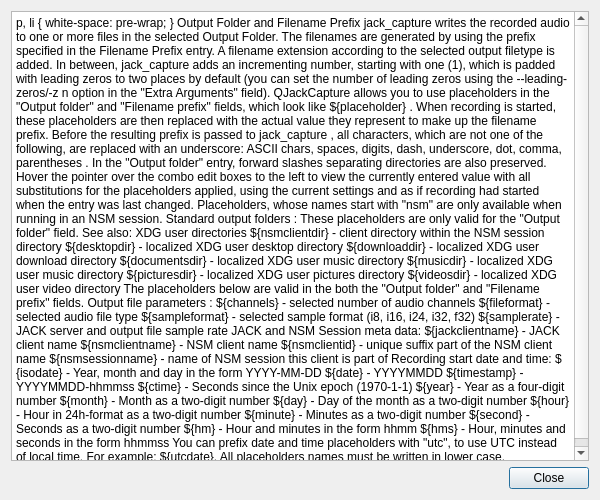
SpotlightKid/qjackcapture, file resources/ui/outputhelpwin.ui: the form before one commit.
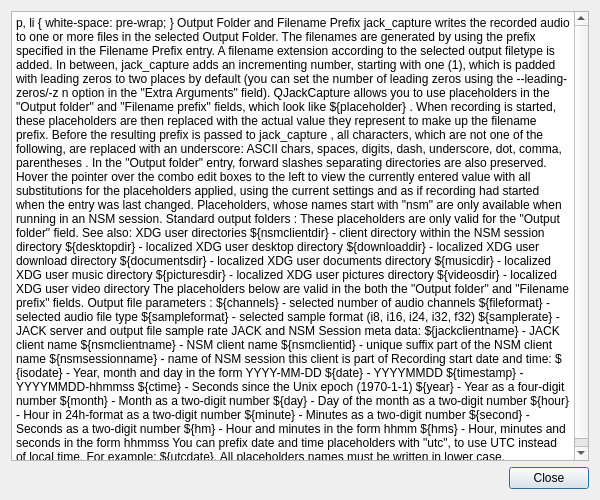
The form after the commit.

Commit message: fix typo in help text music -> documents directory

```diff
--- a/resources/ui/outputhelpwin.ui
+++ b/resources/ui/outputhelpwin.ui
@@ -34,7 +34,7 @@
 &lt;p style=&quot; margin-top:12px; margin-bottom:12px; margin-left:0px; margin-right:0px; -qt-block-indent:0; text-indent:0px;&quot;&gt;&lt;span style=&quot; font-size:12pt;&quot;&gt;Placeholders, whose names start with &lt;/span&gt;&lt;span style=&quot; font-size:12pt; font-style:italic;&quot;&gt;&amp;quot;nsm&amp;quot;&lt;/span&gt;&lt;span style=&quot; font-size:12pt;&quot;&gt; are only available when running in an NSM session. &lt;/span&gt;&lt;/p&gt;
 &lt;p style=&quot; margin-top:12px; margin-bottom:12px; margin-left:0px; margin-right:0px; -qt-block-indent:0; text-indent:0px;&quot;&gt;&lt;span style=&quot; font-size:12pt; font-weight:600;&quot;&gt;Standard output folders&lt;/span&gt;&lt;span style=&quot; font-size:12pt;&quot;&gt;: &lt;/span&gt;&lt;/p&gt;
 &lt;p style=&quot; margin-top:12px; margin-bottom:12px; margin-left:0px; margin-right:0px; -qt-block-indent:0; text-indent:0px;&quot;&gt;&lt;span style=&quot; font-size:12pt;&quot;&gt;These placeholders are only valid for the &amp;quot;Output folder&amp;quot; field. See also: &lt;/span&gt;&lt;a href=&quot;https://www.freedesktop.org/wiki/Software/xdg-user-dirs/&quot;&gt;&lt;span style=&quot; font-size:12pt; text-decoration: underline; color:#0000ff;&quot;&gt;XDG user directories&lt;/span&gt;&lt;/a&gt;&lt;/p&gt;
-&lt;p style=&quot; margin-top:12px; margin-bottom:12px; margin-left:0px; margin-right:0px; -qt-block-indent:0; text-indent:0px;&quot;&gt;&lt;span style=&quot; font-family:'monospace'; font-size:12pt;&quot;&gt;${nsmclientdir}&lt;/span&gt;&lt;span style=&quot; font-size:12pt;&quot;&gt; - client directory within the NSM session directory&lt;br /&gt;&lt;/span&gt;&lt;span style=&quot; font-family:'monospace'; font-size:12pt;&quot;&gt;${desktopdir}&lt;/span&gt;&lt;span style=&quot; font-size:12pt;&quot;&gt; - localized XDG user desktop directory&lt;br /&gt;&lt;/span&gt;&lt;span style=&quot; font-family:'monospace'; font-size:12pt;&quot;&gt;${downloaddir}&lt;/span&gt;&lt;span style=&quot; font-size:12pt;&quot;&gt; - localized XDG user download directory&lt;br /&gt;&lt;/span&gt;&lt;span style=&quot; font-family:'monospace'; font-size:12pt;&quot;&gt;${documentsdir}&lt;/span&gt;&lt;span style=&quot; font-size:12pt;&quot;&gt; - localized XDG user music directory&lt;br /&gt;&lt;/span&gt;&lt;span style=&quot; font-family:'monospace'; font-size:12pt;&quot;&gt;${musicdir}&lt;/span&gt;&lt;span style=&quot; font-size:12pt;&quot;&gt; - localized XDG user music directory&lt;br /&gt;&lt;/span&gt;&lt;span style=&quot; font-family:'monospace'; font-size:12pt;&quot;&gt;${picturesdir}&lt;/span&gt;&lt;span style=&quot; font-size:12pt;&quot;&gt; - localized XDG user pictures directory&lt;br /&gt;&lt;/span&gt;&lt;span style=&quot; font-family:'monospace'; font-size:12pt;&quot;&gt;${videosdir}&lt;/span&gt;&lt;span style=&quot; font-size:12pt;&quot;&gt; - localized XDG user video directory&lt;/span&gt;&lt;/p&gt;
+&lt;p style=&quot; margin-top:12px; margin-bottom:12px; margin-left:0px; margin-right:0px; -qt-block-indent:0; text-indent:0px;&quot;&gt;&lt;span style=&quot; font-family:'monospace'; font-size:12pt;&quot;&gt;${nsmclientdir}&lt;/span&gt;&lt;span style=&quot; font-size:12pt;&quot;&gt; - client directory within the NSM session directory&lt;br /&gt;&lt;/span&gt;&lt;span style=&quot; font-family:'monospace'; font-size:12pt;&quot;&gt;${desktopdir}&lt;/span&gt;&lt;span style=&quot; font-size:12pt;&quot;&gt; - localized XDG user desktop directory&lt;br /&gt;&lt;/span&gt;&lt;span style=&quot; font-family:'monospace'; font-size:12pt;&quot;&gt;${downloaddir}&lt;/span&gt;&lt;span style=&quot; font-size:12pt;&quot;&gt; - localized XDG user download directory&lt;br /&gt;&lt;/span&gt;&lt;span style=&quot; font-family:'monospace'; font-size:12pt;&quot;&gt;${documentsdir}&lt;/span&gt;&lt;span style=&quot; font-size:12pt;&quot;&gt; - localized XDG user documents directory&lt;br /&gt;&lt;/span&gt;&lt;span style=&quot; font-family:'monospace'; font-size:12pt;&quot;&gt;${musicdir}&lt;/span&gt;&lt;span style=&quot; font-size:12pt;&quot;&gt; - localized XDG user music directory&lt;br /&gt;&lt;/span&gt;&lt;span style=&quot; font-family:'monospace'; font-size:12pt;&quot;&gt;${picturesdir}&lt;/span&gt;&lt;span style=&quot; font-size:12pt;&quot;&gt; - localized XDG user pictures directory&lt;br /&gt;&lt;/span&gt;&lt;span style=&quot; font-family:'monospace'; font-size:12pt;&quot;&gt;${videosdir}&lt;/span&gt;&lt;span style=&quot; font-size:12pt;&quot;&gt; - localized XDG user video directory&lt;/span&gt;&lt;/p&gt;
 &lt;p style=&quot; margin-top:12px; margin-bottom:12px; margin-left:0px; margin-right:0px; -qt-block-indent:0; text-indent:0px;&quot;&gt;&lt;span style=&quot; font-size:12pt;&quot;&gt;The placeholders below are valid in the both the &amp;quot;Output folder&amp;quot; and &amp;quot;Filename prefix&amp;quot;  fields.&lt;/span&gt;&lt;/p&gt;
 &lt;p style=&quot; margin-top:12px; margin-bottom:12px; margin-left:0px; margin-right:0px; -qt-block-indent:0; text-indent:0px;&quot;&gt;&lt;span style=&quot; font-size:12pt; font-weight:600;&quot;&gt;Output file parameters&lt;/span&gt;&lt;span style=&quot; font-size:12pt;&quot;&gt;: &lt;/span&gt;&lt;/p&gt;
 &lt;p style=&quot; margin-top:12px; margin-bottom:12px; margin-left:0px; margin-right:0px; -qt-block-indent:0; text-indent:0px;&quot;&gt;&lt;span style=&quot; font-family:'monospace'; font-size:12pt;&quot;&gt;${channels}&lt;/span&gt;&lt;span style=&quot; font-size:12pt;&quot;&gt; - selected number of audio channels&lt;br /&gt;&lt;/span&gt;&lt;span style=&quot; font-family:'monospace'; font-size:12pt;&quot;&gt;${fileformat}&lt;/span&gt;&lt;span style=&quot; font-size:12pt;&quot;&gt; - selected audio file type&lt;br /&gt;&lt;/span&gt;&lt;span style=&quot; font-family:'monospace'; font-size:12pt;&quot;&gt;${sampleformat}&lt;/span&gt;&lt;span style=&quot; font-size:12pt;&quot;&gt; - selected sample format &lt;/span&gt;&lt;span style=&quot; font-size:12pt; font-style:italic;&quot;&gt;(i8, i16, i24, i32, f32)&lt;/span&gt;&lt;span style=&quot; font-size:12pt;&quot;&gt;&lt;br /&gt;&lt;/span&gt;&lt;span style=&quot; font-family:'monospace'; font-size:12pt;&quot;&gt;${samplerate}&lt;/span&gt;&lt;span style=&quot; font-size:12pt;&quot;&gt; - JACK server and output file sample rate&lt;/span&gt;&lt;/p&gt;
```
